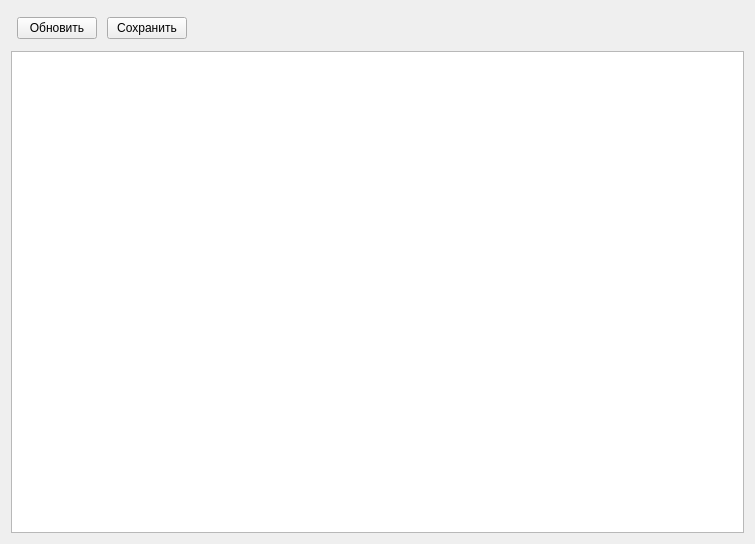
First picture: the form in db_view.ui, repository fayzut/invent_L79, before the edit.
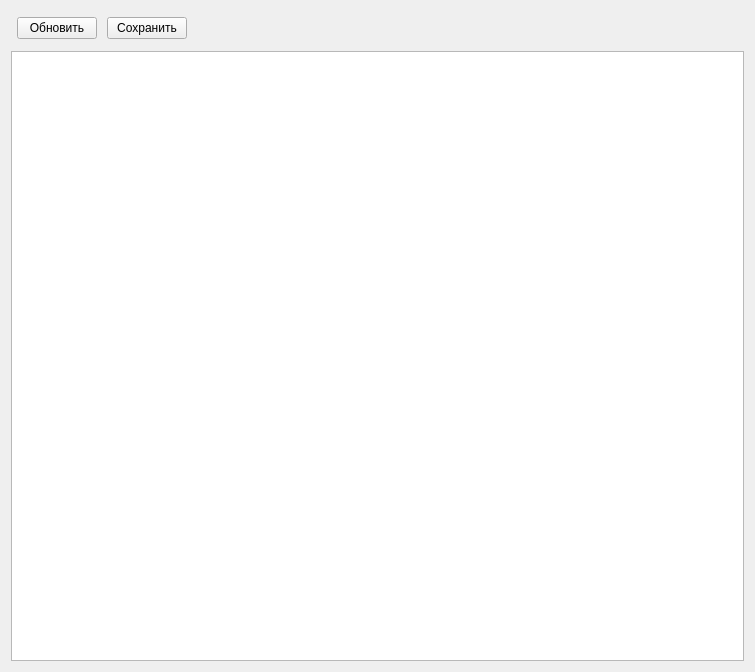
Second picture: the form after the edit.

Commit message: Форма изменения данных: комбобокс не работает

```diff
--- a/db_view.ui
+++ b/db_view.ui
@@ -7,7 +7,7 @@
     <x>0</x>
     <y>0</y>
     <width>755</width>
-    <height>544</height>
+    <height>672</height>
    </rect>
   </property>
   <property name="windowTitle">
```
The commit also changes 2 other files.
